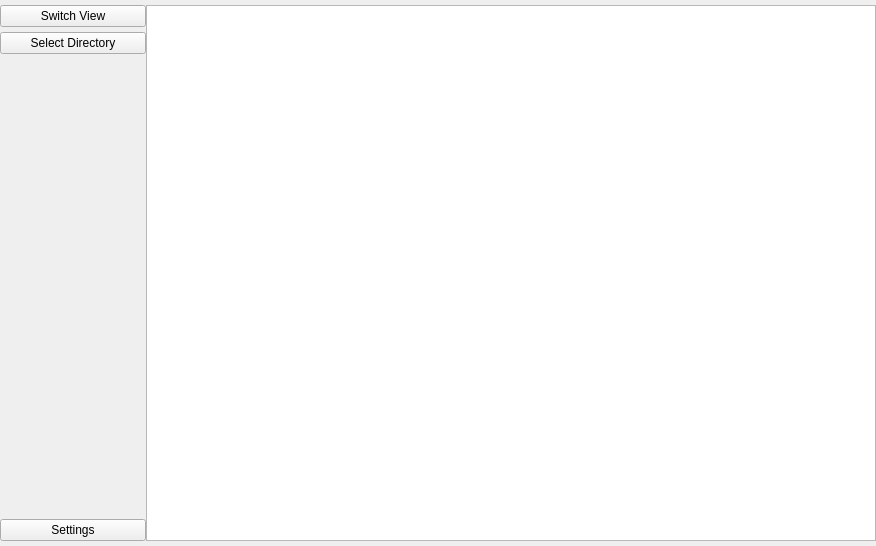
This is assets/main.ui in Rivridis/Ebook-Reader as Qt 5 draws it before an edit. The edited form follows.
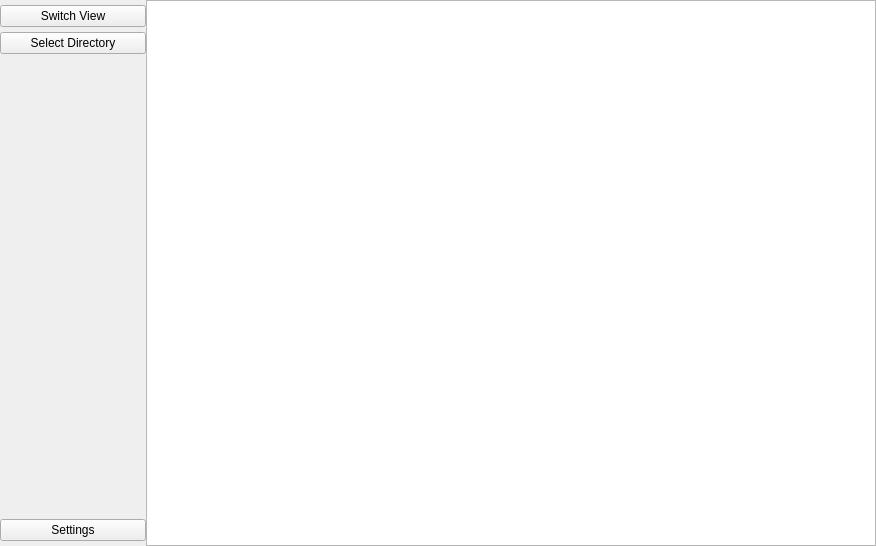
This is the edited form.

Commit message: Flat Theme

```diff
--- a/assets/main.ui
+++ b/assets/main.ui
@@ -126,10 +126,10 @@
     <item row="0" column="1">
      <layout class="QVBoxLayout" name="verticalLayout_2">
       <property name="topMargin">
-       <number>5</number>
+       <number>0</number>
       </property>
       <property name="bottomMargin">
-       <number>5</number>
+       <number>0</number>
       </property>
       <item>
        <widget class="QTextEdit" name="text">
```
Left out of the diff: 9 changed lines with no effect on the pictures. The commit also changes 1 other file.
